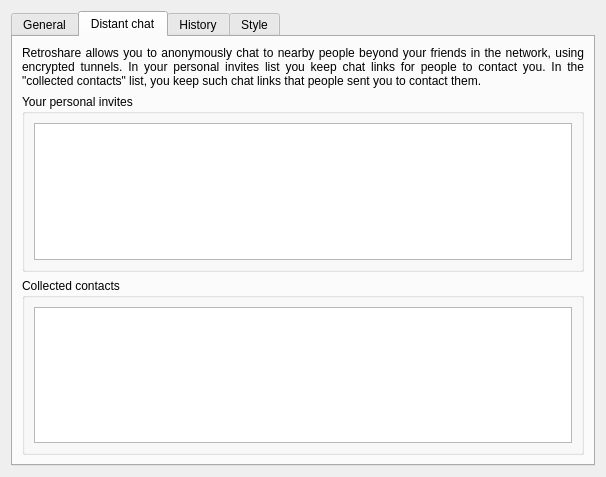
This is retroshare-gui/src/gui/settings/ChatPage.ui in RetroShare/RetroShare as Qt 5 draws it before an edit. The edited form follows.
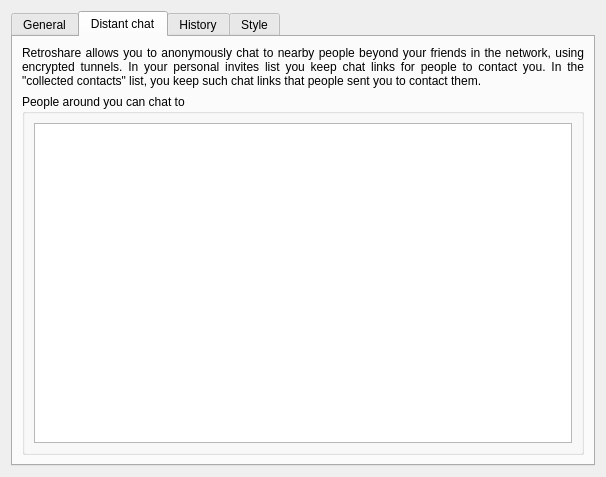
This is the edited form. The open tabs and pages were chosen to show the change.

Commit message: - started changing distant chat so that it works with GXS ids instead of PGP ids. Something is still broken in   service control. Crypto is not done yet => distant chat is unencrypted. - changed GUI for distant chat. Removed invitation system. - added menu item to distant chat GXS ids from IdentityItem (only entry point for now). - fixed bug in chat lobbies causing re-connexion of lobbies not to happen everytime (bug reported bu Lain)

The edit to the form file:
```diff
--- a/retroshare-gui/src/gui/settings/ChatPage.ui
+++ b/retroshare-gui/src/gui/settings/ChatPage.ui
@@ -344,40 +344,6 @@
          </property>
         </widget>
        </item>
-       <item>
-        <widget class="QGroupBox" name="groupBox_3">
-         <property name="sizePolicy">
-          <sizepolicy hsizetype="Preferred" vsizetype="MinimumExpanding">
-           <horstretch>0</horstretch>
-           <verstretch>0</verstretch>
-          </sizepolicy>
-         </property>
-         <property name="minimumSize">
-          <size>
-           <width>0</width>
-           <height>100</height>
-          </size>
-         </property>
-         <property name="title">
-          <string>Your personal invites</string>
-         </property>
-         <layout class="QHBoxLayout" name="horizontalLayout_2">
-          <item>
-           <widget class="QListWidget" name="_personal_invites_LW">
-            <property name="sizePolicy">
-             <sizepolicy hsizetype="Expanding" vsizetype="Ignored">
-              <horstretch>0</horstretch>
-              <verstretch>0</verstretch>
-             </sizepolicy>
-            </property>
-            <property name="contextMenuPolicy">
-             <enum>Qt::CustomContextMenu</enum>
-            </property>
-           </widget>
-          </item>
-         </layout>
-        </widget>
-       </item>
        <item>
         <widget class="QGroupBox" name="groupBox_4">
          <property name="sizePolicy">
@@ -387,7 +353,7 @@
           </sizepolicy>
          </property>
          <property name="title">
-          <string>Collected contacts</string>
+          <string>People around you can chat to</string>
          </property>
          <layout class="QHBoxLayout" name="horizontalLayout_4">
           <item>
```
Left out of the diff: 2 changed lines with no effect on the pictures. The commit also changes 21 other files.
